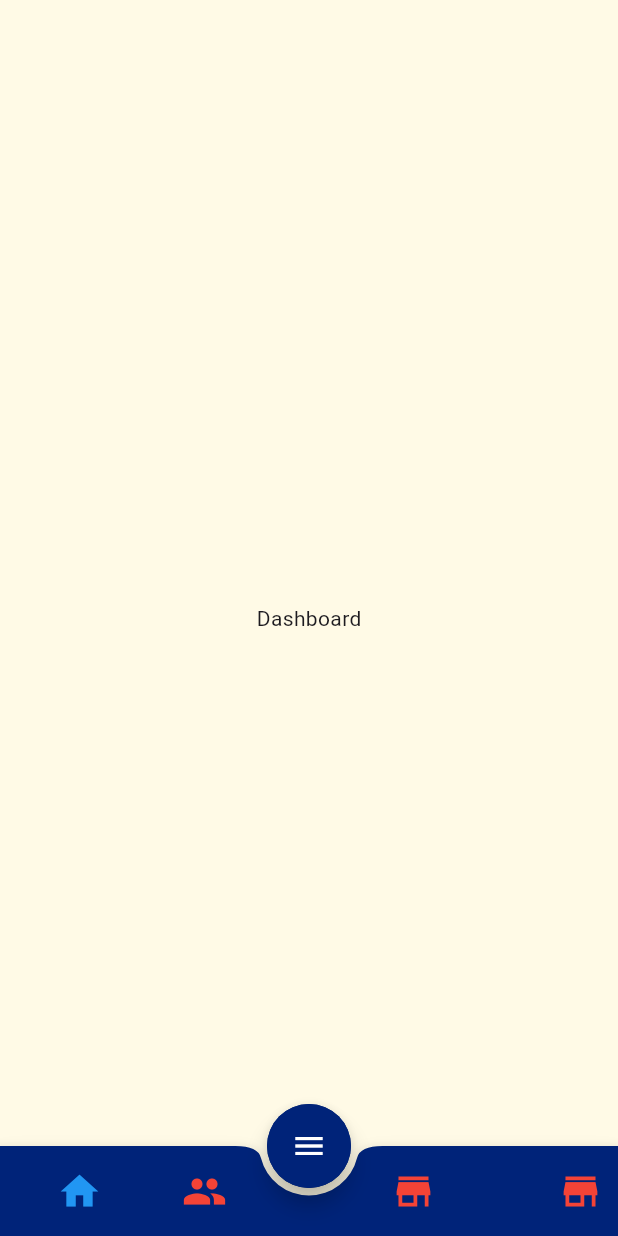
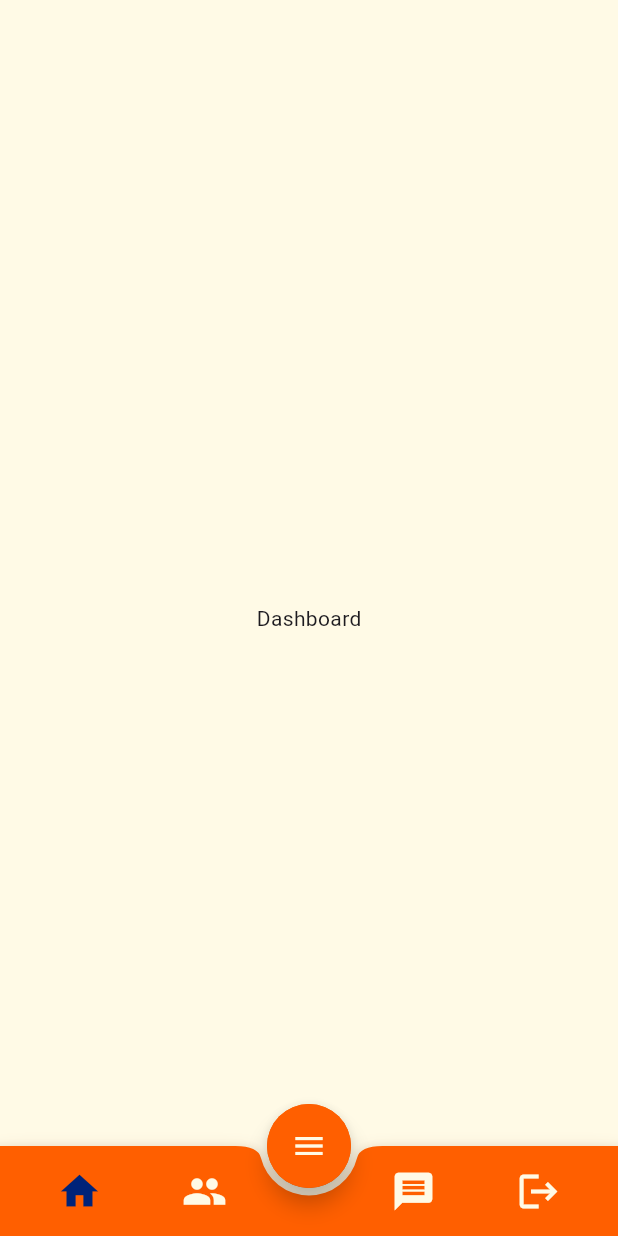
Before and after one commit to gmulonga/quicloan, a Flutter app: the Homepage screen opened by its route, on a phone screen of 412 x 824 dp. Run offline on Flutter 3.47's test engine with Material 3 defaults, Android fonts, the phone set to English and light mode, and no system bars.

Commit message:
build: adding bottom navigation bar

```diff
--- a/lib/Screens/Homescreen.dart
+++ b/lib/Screens/Homescreen.dart
@@ -19,7 +19,7 @@ class _HomepageState extends State<Homepage> {
       backgroundColor: kCream,
       extendBody: true,
       floatingActionButton: OpenContainer(
-        closedColor: kNavyBlue,
+        closedColor: kOrange,
         transitionType: ContainerTransitionType.fade,
         openBuilder: (BuildContext context, VoidCallback _) {
           return Userspage();
@@ -31,10 +31,10 @@ class _HomepageState extends State<Homepage> {
         closedBuilder: (BuildContext context, VoidCallback openContainer) {
           return FloatingActionButton(
             onPressed: openContainer,
-            backgroundColor: kNavyBlue,
+            backgroundColor: kOrange,
             child: Icon(
               Icons.menu,
-              color: Colors.white,
+              color: kCream,
             ),
           );
         },
@@ -42,10 +42,10 @@ class _HomepageState extends State<Homepage> {
       floatingActionButtonLocation: FloatingActionButtonLocation.centerDocked,
       bottomNavigationBar: BottomAppBar(
         elevation: 6.0,
-        shadowColor: kCream,
+        shadowColor: kOrange,
         padding: const EdgeInsets.symmetric(horizontal: 10),
         height: 60,
-        color: kNavyBlue,
+        color: kOrange,
         shape: const CircularNotchedRectangle(),
         notchMargin: 5,
         child: Row(
@@ -57,7 +57,7 @@ class _HomepageState extends State<Homepage> {
               padding: EdgeInsets.only(left: 28.0),
               icon: Icon(
                 Icons.home,
-                color: _selectedIndex == 0 ? Colors.blue : Colors.red,
+                color: _selectedIndex == 0 ? kNavyBlue : kCream,
               ),
               onPressed: () {
                 setState(() {
@@ -71,7 +71,7 @@ class _HomepageState extends State<Homepage> {
               padding: EdgeInsets.only(right: 28.0),
               icon: Icon(
                 Icons.people,
-                color: _selectedIndex == 1 ? Colors.blue : Colors.red,
+                color: _selectedIndex == 1 ? kNavyBlue : kCream,
               ),
               onPressed: () {
                 setState(() {
@@ -84,8 +84,8 @@ class _HomepageState extends State<Homepage> {
               iconSize: 30.0,
               padding: EdgeInsets.only(left: 28.0),
               icon: Icon(
-                Icons.store,
-                color: _selectedIndex == 2 ? Colors.blue : Colors.red,
+                Icons.message,
+                color: _selectedIndex == 2 ? kNavyBlue : kCream,
               ),
               onPressed: () {
                 setState(() {
@@ -96,18 +96,19 @@ class _HomepageState extends State<Homepage> {
             ),
             IconButton(
               iconSize: 30.0,
-              padding: EdgeInsets.only(left: 28.0),
+              padding: EdgeInsets.only(right: 28.0),
               icon: Icon(
-                Icons.store,
-                color: _selectedIndex == 3 ? Colors.blue : Colors.red,
+                Icons.logout,
+                color: _selectedIndex == 3 ? kNavyBlue : kCream,
               ),
               onPressed: () {
                 setState(() {
                   _selectedIndex = 3;
-                  _myPage.jumpToPage(3);
+
+                  Navigator.pop(context);
                 });
               },
-            ),
+            )
           ],
         ),
       ),
```
